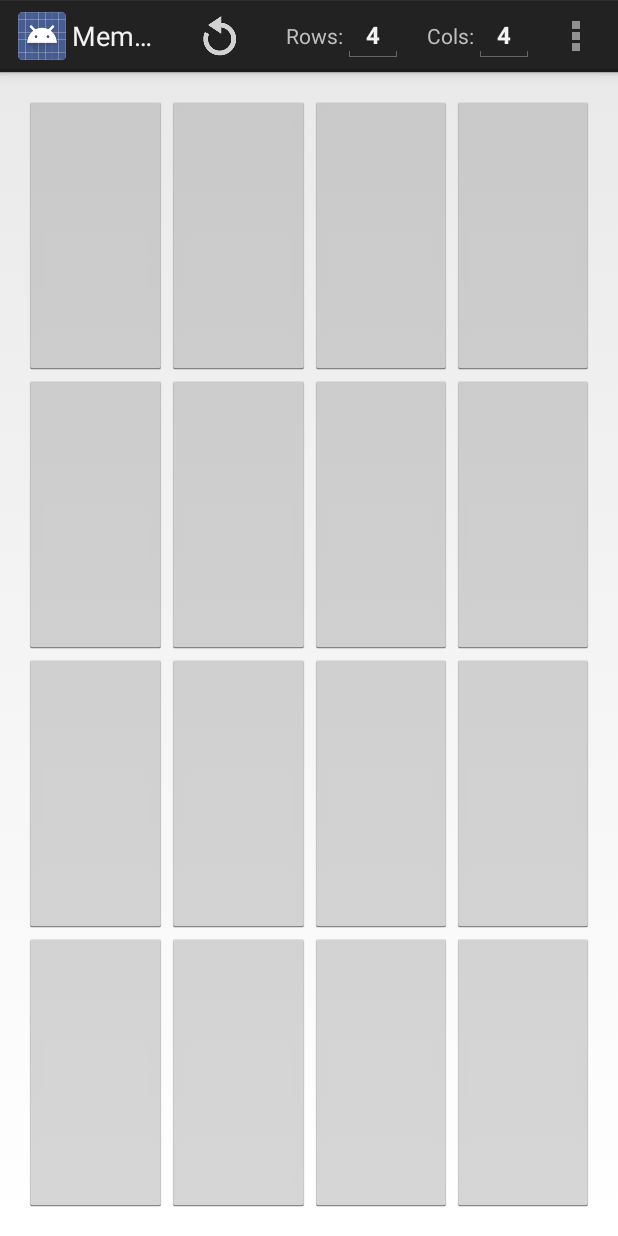
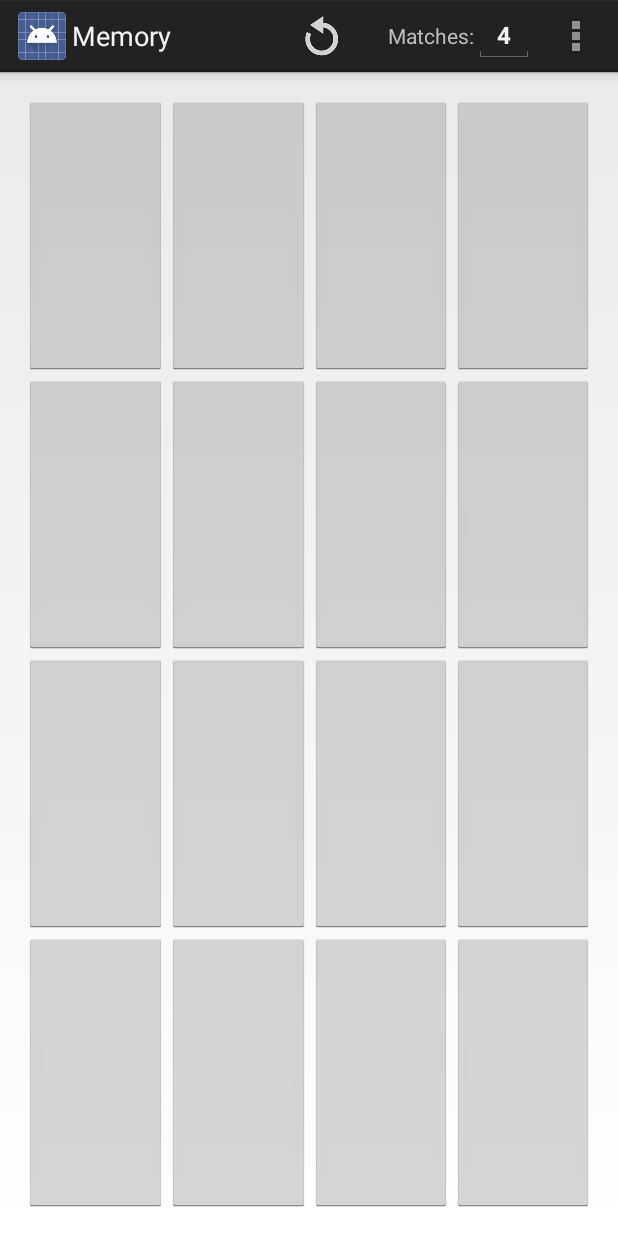
Before and after one commit to TampaBayAndroid/Memory, an Android app: the screen it shows after launch (MemoryActivity), on a phone screen of 412 x 824 dp. Run offline under Robolectric (Android 15) with nearby library versions, the phone set to English and light mode, and no system bars.

Commit message:
* Changed to accept/use numMatches instead numRows and numCols * Fixed mcards vs cards typo in several comments * Added work dir to .gitignore

```diff
--- a/app/src/main/java/org/tbadg/memory/MemoryActivity.java
+++ b/app/src/main/java/org/tbadg/memory/MemoryActivity.java
@@ -3,9 +3,11 @@ package org.tbadg.memory;
 import android.app.Activity;
 import android.app.AlertDialog;
 import android.content.pm.PackageManager;
+import android.content.res.Configuration;
 import android.os.Bundle;
 import android.os.Handler;
 import android.util.Log;
+import android.util.Pair;
 import android.view.KeyEvent;
 import android.view.Menu;
 import android.view.MenuItem;
@@ -28,8 +30,7 @@ import java.util.Random;
 public class MemoryActivity extends Activity implements TextView.OnEditorActionListener {
     private static final String TAG = "MemoryActivity";
 
-    private static final int DEFAULT_NUM_ROWS = 4;
-    private static final int DEFAULT_NUM_COLS = 4;
+    private static final int DEFAULT_NUM_MATCHES = 8;
     private static final int CARDS_MATCHED_TIMEOUT_IN_MILLIS = 250;
     private static final int NO_MATCH_TIMEOUT_IN_MILLIS = 1000;
 
@@ -39,12 +40,13 @@ public class MemoryActivity extends Activity implements TextView.OnEditorActionL
     private Button mFirstCard;
     private Button mSecondCard;
 
-    private int mNumRows = DEFAULT_NUM_ROWS;
-    private int mNumCols = DEFAULT_NUM_COLS;
+    private int mNumMatches = DEFAULT_NUM_MATCHES;
+    private int mNumRows;
+    private int mNumCols;
     private int mPrevRows;
     private int mPrevCols;
 
-    private boolean mEmptySpot;
+    private int mEmptySpots;
     private int mMatchesShown;
 
     private final Random mRandom = new Random();
@@ -61,7 +63,6 @@ public class MemoryActivity extends Activity implements TextView.OnEditorActionL
 
         // Clicking the popup or newGame buttons starts a new game:
         mPopupBtn = (Button) findViewById(R.id.popup);
-
         newGame();
     }
 
@@ -74,15 +75,11 @@ public class MemoryActivity extends Activity implements TextView.OnEditorActionL
     public boolean onCreateOptionsMenu(Menu menu) {
         getMenuInflater().inflate(R.menu.options_menu, menu);
 
-        EditText rows = (EditText) menu.findItem(R.id.menu_rows)
-                                       .getActionView().findViewById(R.id.rows);
-        rows.setOnEditorActionListener(this);
-        rows.setText(String.valueOf(mNumRows));
+        EditText matches = (EditText) menu.findItem(R.id.menu_matches)
+                                       .getActionView().findViewById(R.id.matches);
+        matches.setOnEditorActionListener(this);
+        matches.setText(String.valueOf(mNumRows));
 
-        EditText cols = (EditText) menu.findItem(R.id.menu_cols)
-                                       .getActionView().findViewById(R.id.cols);
-        cols.setOnEditorActionListener(this);
-        cols.setText(String.valueOf(mNumCols));
 
         return (super.onCreateOptionsMenu(menu));
     }
@@ -112,19 +109,19 @@ public class MemoryActivity extends Activity implements TextView.OnEditorActionL
 
     @Override
     public boolean onEditorAction(TextView v, int actionId, KeyEvent event) {
-        int num = DEFAULT_NUM_ROWS;
+        int matches = DEFAULT_NUM_MATCHES;
 
         boolean keyEventEnterUp = actionId == EditorInfo.IME_ACTION_UNSPECIFIED
                 && event.getAction() == KeyEvent.ACTION_UP
                 && event.getKeyCode() == KeyEvent.KEYCODE_ENTER;
         if (actionId == EditorInfo.IME_ACTION_DONE || keyEventEnterUp) {
             try {
-                num = Integer.valueOf(v.getText().toString());
-                if (num < 2)
-                    num = 2;
-                else if (num > 10)
-                    num = 10;
-                v.setText(String.valueOf(num));
+                matches = Integer.valueOf(v.getText().toString());
+                if (matches < 2)
+                    matches = 2;
+                else if (matches > 24)
+                    matches = 24;
+                v.setText(String.valueOf(matches));
 
             } catch (NumberFormatException e) {
                 /* Shouldn't be able to get here */
@@ -133,10 +130,8 @@ public class MemoryActivity extends Activity implements TextView.OnEditorActionL
             InputMethodManager imm = (InputMethodManager) getSystemService(INPUT_METHOD_SERVICE);
             imm.hideSoftInputFromWindow(v.getWindowToken(), 0);
 
-            if (v.getId() == R.id.rows)
-                mNumRows = num;
-            else if (v.getId() == R.id.cols)
-                mNumCols = num;
+            if (v.getId() == R.id.matches)
+                mNumMatches = matches;
 
             newGame();
         }
@@ -189,16 +184,18 @@ public class MemoryActivity extends Activity implements TextView.OnEditorActionL
                 = new LinearLayout.LayoutParams(ViewGroup.LayoutParams.MATCH_PARENT,
                                                 ViewGroup.LayoutParams.MATCH_PARENT, 1.0f);
 
-        // Is there an odd number of mCards, requiring an empty space?
-        mEmptySpot = (mNumRows * mNumCols) % 2 == 1;
+        Log.d(TAG, String.format("Building a %d x %d board", mNumRows, mNumCols));
 
-        // Create mNumRows rows of mCards:
+        // Are there too few cards to fill the board?
+        mEmptySpots = (mNumRows * mNumCols) - (mNumMatches * 2);
+
+        // Create mNumRows rows of cards:
         for (int i = 0; i < mNumRows; i++) {
             LinearLayout row = new LinearLayout(this);
             row.setOrientation(LinearLayout.HORIZONTAL);
             mCards.addView(row, params);
 
-            // Create mNumCols mCards per row:
+            // Create mNumCols cards per row:
             for (int j = 0; j < mNumCols; j++) {
                 Button card = getCard();
                 row.addView(card, params);
@@ -208,23 +205,27 @@ public class MemoryActivity extends Activity implements TextView.OnEditorActionL
     }
 
     private void newGame() {
+        Log.d(TAG, String.format("Starting new game for %d matches", mNumMatches));
+
+        Pair<Integer, Integer> dims = getDimensions(mNumMatches);
+        mNumRows = dims.first;
+        mNumCols = dims.second;
+
         if (mNumRows != mPrevRows || mNumCols != mPrevCols) {
-            Log.d(TAG, String.format("Creating new %dx%d board ", mNumRows, mNumCols));
-            createBoard();
-
             mPrevRows = mNumRows;
             mPrevCols = mNumCols;
+            createBoard();
         }
 
         mPopupBtn.setVisibility(View.INVISIBLE);
 
         // Reset the game state:
-        mMatchesShown = mNumRows * mNumCols / 2;
+        mMatchesShown = mNumMatches;
         mFirstCard = null;
         mSecondCard = null;
 
         // Create a list with two copies of each possible card value. We'll randomly
-        //  select and remove these values later to give them to the mCards.
+        //  select and remove these values later to give them to the cards.
         // e.g. 3 matches == { 0, 0, 1, 1, 2, 2 }:
         List<Integer> values = new ArrayList<>(mMatchesShown);
         for (int i = 0; i < mMatchesShown; i++) {
@@ -239,8 +240,9 @@ public class MemoryActivity extends Activity implements TextView.OnEditorActionL
             for (int j = row.getChildCount() - 1; j >= 0; --j) {
                 Button card = (Button) row.getChildAt(j);
 
-                // Leave the bottom middle space empty if there's an odd number of mCards:
-                if (mEmptySpot && i == mNumRows / 2 && j == mNumCols / 2) {
+                // Hide the bottom corners or the middle space if empty spots are required:
+                if ((mEmptySpots == 2 && i == mNumRows - 1 && (j == 0 || j == mNumCols - 1))
+                        || (mEmptySpots == 1 && i == mNumRows / 2 && j == mNumCols / 2)) {
                     hideCard(card);
 
                 } else {
@@ -286,6 +288,28 @@ public class MemoryActivity extends Activity implements TextView.OnEditorActionL
         new Handler().postDelayed(flipCards, NO_MATCH_TIMEOUT_IN_MILLIS);
     }
 
+    private Pair<Integer, Integer> getDimensions(int numMatches) {
+        // Returns a pair of dimensions for 2-24 matches. It is the caller's responsibility
+        // to ensure that the input number is within the acceptable range.
+
+        // The orientation of the results is tied to the current orientation of the device.
+
+        final int[][] boardSizes= {
+                // Boards for 4, 7, 17, and 22 matches will have 1 spot empty
+                // Boards for 5, 11, 13, 19, and 23 matches will have 2 spots empty
+
+                {2, 2}, {3, 2}, {3, 3}, {4, 3}, {4, 3}, {5, 3}, {4, 4}, {6, 3},  //  2 -  9 matches
+                {5, 4}, {6, 4}, {6, 4}, {7, 4}, {7, 4}, {6, 5}, {8, 4}, {7, 5},  // 10 - 17 matches
+                {6, 6}, {8, 5}, {8, 5}, {7, 6}, {9, 5}, {8, 6}, {8, 6}};         // 18 - 24 matches
+
+//        if (numMatches < 2 || numMatches > 24)
+//            return new Pair<>(-1, -1);
+
+        if (getResources().getConfiguration().orientation == Configuration.ORIENTATION_PORTRAIT)
+            return new Pair<>(boardSizes[numMatches-2][0], boardSizes[numMatches-2][1]);
+        else
+            return new Pair<>(boardSizes[numMatches-2][1], boardSizes[numMatches-2][0]);
+    }
 
     //
     // Listeners and runnables:
@@ -328,7 +352,7 @@ public class MemoryActivity extends Activity implements TextView.OnEditorActionL
         }
     };
 
-    private final void handleMatch(Button firstCard, Button secondCard) {
+    private void handleMatch(Button firstCard, Button secondCard) {
         String first = (String) firstCard.getTag();
         String second = (String) secondCard.getTag();
         if (first.equals(second))
@@ -360,4 +384,5 @@ public class MemoryActivity extends Activity implements TextView.OnEditorActionL
             mSecondCard = null;
         }
     };
+
 }
--- a/app/src/main/res/layout/cols.xml
+++ /dev/null
@@ -1,26 +0,0 @@
-<?xml version="1.0" encoding="utf-8"?>
-<LinearLayout xmlns:android="http://schemas.android.com/apk/res/android"
-    android:layout_width="match_parent"
-    android:layout_height="wrap_content"
-    android:orientation="horizontal">
-
-    <TextView
-        android:layout_width="wrap_content"
-        android:layout_height="wrap_content"
-        android:layout_marginLeft="@dimen/activity_horizontal_margin"
-        android:layout_marginStart="@dimen/activity_horizontal_margin"
-        android:text="@string/menu_cols" />
-
-    <EditText
-        android:id="@+id/cols"
-        android:layout_width="0px"
-        android:layout_height="wrap_content"
-        android:layout_weight="1"
-        android:gravity="center_horizontal"
-        android:width="40sp"
-        android:imeOptions="actionDone"
-        android:inputType="number"
-        android:maxLength="2"
-        android:textAppearance="@android:style/TextAppearance.StatusBar.Title" />
-
-</LinearLayout>
--- a/app/src/main/res/layout/rows.xml
+++ b/app/src/main/res/layout/matches.xml
@@ -9,10 +9,10 @@
         android:layout_height="wrap_content"
         android:layout_marginLeft="@dimen/activity_horizontal_margin"
         android:layout_marginStart="@dimen/activity_horizontal_margin"
-        android:text="@string/menu_rows" />
+        android:text="@string/menu_matches" />
 
     <EditText
-        android:id="@+id/rows"
+        android:id="@+id/matches"
         android:layout_width="0px"
         android:layout_height="wrap_content"
         android:layout_weight="1"
--- a/app/src/main/res/menu/options_menu.xml
+++ b/app/src/main/res/menu/options_menu.xml
@@ -9,17 +9,10 @@
         android:showAsAction="always|withText" />
 
     <item
-        android:id="@+id/menu_rows"
-        android:actionLayout="@layout/rows"
-        android:title="@string/menu_rows"
+        android:id="@+id/menu_matches"
+        android:actionLayout="@layout/matches"
+        android:title="@string/menu_matches"
         android:orderInCategory="2"
-        android:showAsAction="always" />
-
-    <item
-        android:id="@+id/menu_cols"
-        android:actionLayout="@layout/cols"
-        android:title="@string/menu_cols"
-        android:orderInCategory="3"
         android:showAsAction="always" />
 
     <item
--- a/app/src/main/res/values/strings.xml
+++ b/app/src/main/res/values/strings.xml
@@ -6,8 +6,7 @@
     <string name="winner_popup">Winner!</string>
 
     <string name="menu_new">New Game</string>
-    <string name="menu_rows">Rows:</string>
-    <string name="menu_cols">Cols:</string>
+    <string name="menu_matches">Matches:</string>
     <string name="menu_about">Show About</string>
     <string name="menu_help">Show Help</string>
 
@@ -16,5 +15,4 @@
 
     <string name="msg_about">Running version:\u0020</string>
     <string name="url_help">https://github.com/TampaBayAndroid/Memory</string>
-
 </resources>
```
Also changed, not shown: 1 other file.
